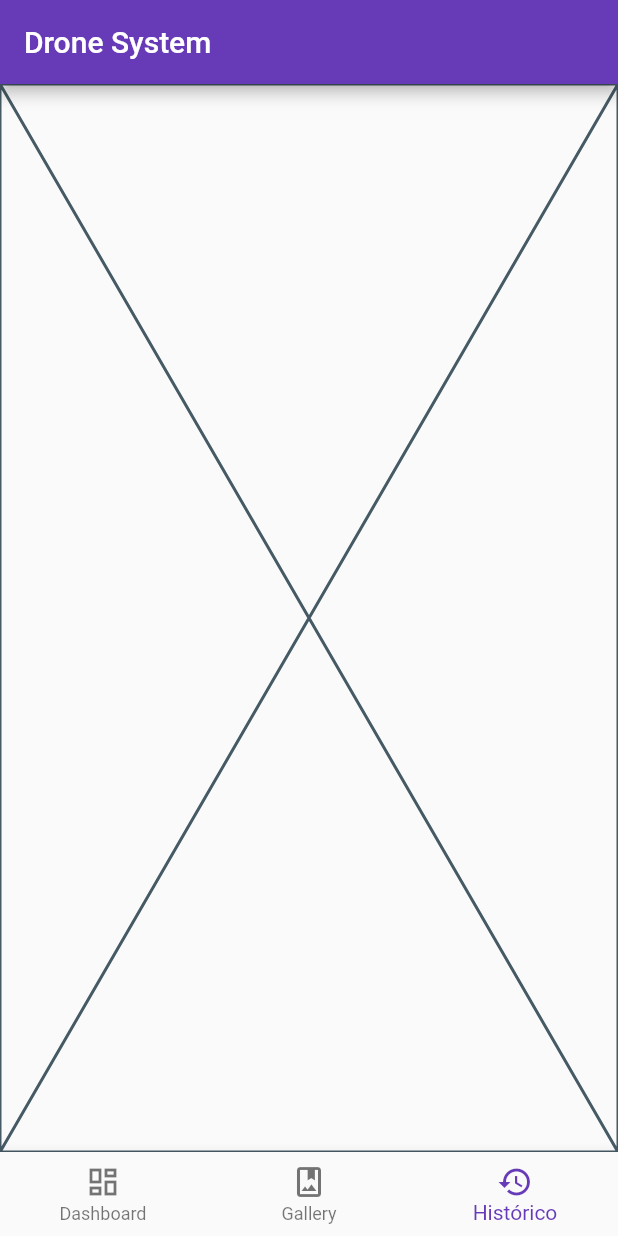
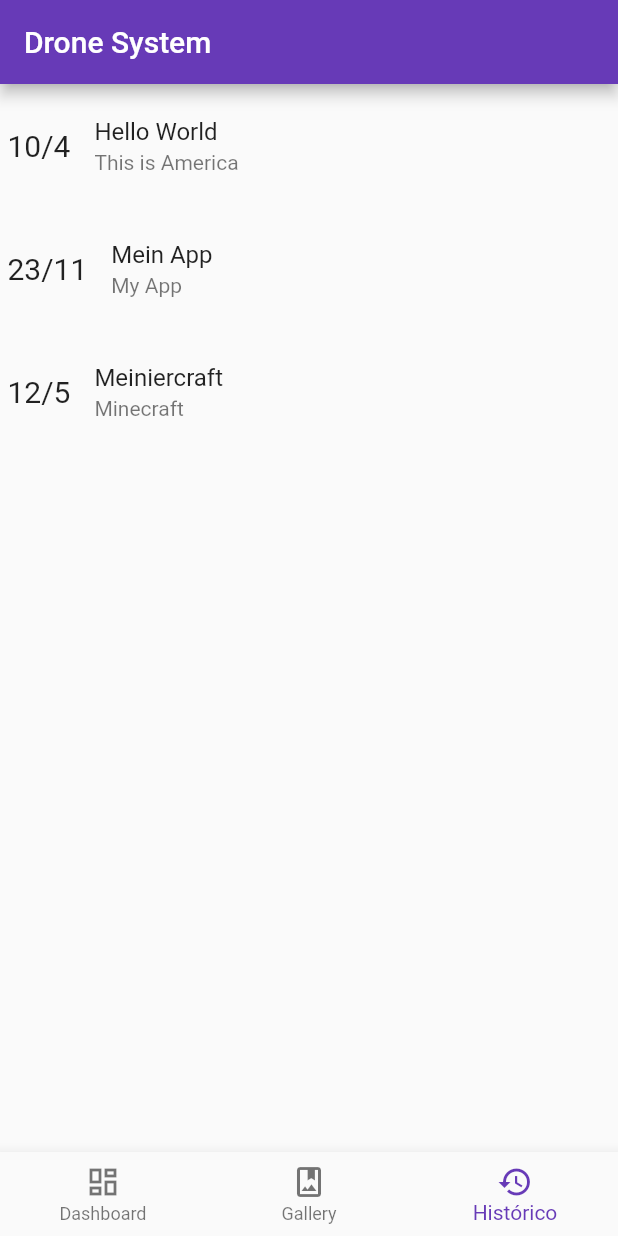
Before and after one commit to jvdon/gs_flutter_3SIF, a Flutter app: the screen it shows after launch, item 3 of the bottom bar chosen, on a phone screen of 412 x 824 dp. Run offline on Flutter 3.47's test engine with Material 2 defaults, Android fonts, the phone set to English and light mode, and no system bars; our stand-ins replace flutter_map, ionicons, latlong2; network calls fail.

Commit message:
05/28/2023 20:13:20

```diff
--- a/lib/dashboard.dart
+++ b/lib/dashboard.dart
@@ -27,6 +27,7 @@ class _DashboardState extends State<Dashboard> {
           flex: 6,
           child: Row(
             children: [
+              // Drones
               Expanded(
                 flex: 4,
                 child: ListView.builder(
@@ -54,10 +55,11 @@ class _DashboardState extends State<Dashboard> {
                     );
                   },
                 ),
-              ),
+              )
             ],
           ),
         ),
+        // Map
         Expanded(
           flex: 4,
           child: FlutterMap(
@@ -69,7 +71,9 @@ class _DashboardState extends State<Dashboard> {
                 userAgentPackageName: 'com.zeyk.Gs',
               ),
               MarkerLayer(
-                markers: List.generate(drones.length, (index) {
+                markers: List.generate(
+                  drones.length,
+                  (index) {
                     Drone drone = drones[index];
                     return Marker(
                       point: LatLng(
@@ -78,10 +82,12 @@ class _DashboardState extends State<Dashboard> {
                       ),
                       width: 80,
                       height: 80,
-                    builder: (context) => Icon(Icons.airplanemode_active),
+                      builder: (context) =>
+                          const Icon(Icons.airplanemode_active),
                       rotate: true,
                     );
-                }),
+                  },
+                ),
               ),
             ],
           ),
--- a/lib/database/db.dart
+++ b/lib/database/db.dart
@@ -1,6 +1,9 @@
+// ignore_for_file: prefer_const_constructors
+
 import 'package:flutter/material.dart';
 import 'package:gs_flutter/drone.dart';
 import 'package:gs_flutter/drone_image.dart';
+import 'package:gs_flutter/history.dart';
 
 import 'package:latlong2/latlong.dart';
 
@@ -55,4 +58,19 @@ abstract class Database {
           ))
     ]),
   ];
+
+  static List<History> historic = [
+    History(
+        title: "Hello World",
+        desc: "This is America",
+        dateTime: DateTime.parse("2023-04-10")),
+    History(
+        title: "Mein App",
+        desc: "My App",
+        dateTime: DateTime.parse("2023-11-23")),
+    History(
+        title: "Meiniercraft",
+        desc: "Minecraft",
+        dateTime: DateTime.parse("2023-05-12")),
+  ];
 }
--- a/lib/drone.dart
+++ b/lib/drone.dart
@@ -9,5 +9,9 @@ class Drone {
 
   bool online = true;
 
-  Drone({required this.id, required this.position, required this.images, this.online = true});
+  Drone(
+      {required this.id,
+      required this.position,
+      required this.images,
+      this.online = true});
 }
--- a/lib/drone_view.dart
+++ b/lib/drone_view.dart
@@ -39,10 +39,7 @@ class _DroneViewState extends State<DroneView> {
               DroneImage image = widget.drone.images[index];
               return InkWell(
                 child: Column(
-                      children: [
-                        image.image,
-                        Text(image.ID)
-                      ],
+                  children: [image.image, Text(image.ID)],
                 ),
                 onTap: () => Navigator.of(context).push(
                   MaterialPageRoute(
--- /dev/null
+++ b/lib/historic.dart
@@ -0,0 +1,41 @@
+import 'package:flutter/material.dart';
+import 'package:flutter/src/widgets/framework.dart';
+import 'package:flutter/src/widgets/placeholder.dart';
+import 'package:gs_flutter/database/db.dart';
+import 'package:gs_flutter/history.dart';
+
+class Historic extends StatefulWidget {
+  const Historic({super.key});
+
+  @override
+  State<Historic> createState() => _HistoricState();
+}
+
+class _HistoricState extends State<Historic> {
+  @override
+  Widget build(BuildContext context) {
+    List<History> historic = Database.historic;
+
+    return ListView.builder(
+      itemCount: historic.length,
+      itemBuilder: (context, index) {
+        History item = historic[index];
+        return ListTile(
+          contentPadding: const EdgeInsets.all(5),
+          title: Text(item.title),
+          subtitle: Text(item.desc),
+          leading: Column(
+            crossAxisAlignment: CrossAxisAlignment.center,
+            mainAxisAlignment: MainAxisAlignment.center,
+            children: [
+              Text(
+                "${item.dateTime!.day.toString()}/${item.dateTime!.month.toString()}",
+                style: const TextStyle(fontSize: 20),
+              ),
+            ],
+          ),
+        );
+      },
+    );
+  }
+}
--- /dev/null
+++ b/lib/history.dart
@@ -0,0 +1,8 @@
+class History {
+  String title;
+  String desc;
+  DateTime? dateTime = DateTime.now();
+
+  History({required this.title, required this.desc, dateTime})
+      : this.dateTime = dateTime ?? DateTime.now();
+}
--- a/lib/main.dart
+++ b/lib/main.dart
@@ -2,6 +2,7 @@
 
 import 'package:flutter/material.dart';
 import 'package:gs_flutter/dashboard.dart';
+import 'package:gs_flutter/historic.dart';
 import 'package:gs_flutter/image_gallery.dart';
 import 'package:ionicons/ionicons.dart';
 
@@ -17,7 +18,7 @@ class MyApp extends StatefulWidget {
 class _MyAppState extends State<MyApp> {
   int currentIndex = 0;
 
-  final List<Widget> _telas = [Dashboard(), Image_Gallery(), Placeholder()];
+  final List<Widget> _telas = [Dashboard(), Image_Gallery(), Historic()];
 
   // This widget is the root of your application.
   @override
```
Also changed, not shown: lib/image_gallery.dart (+1 -32 lines). Lines whose indentation alone changed are shown as unchanged.
